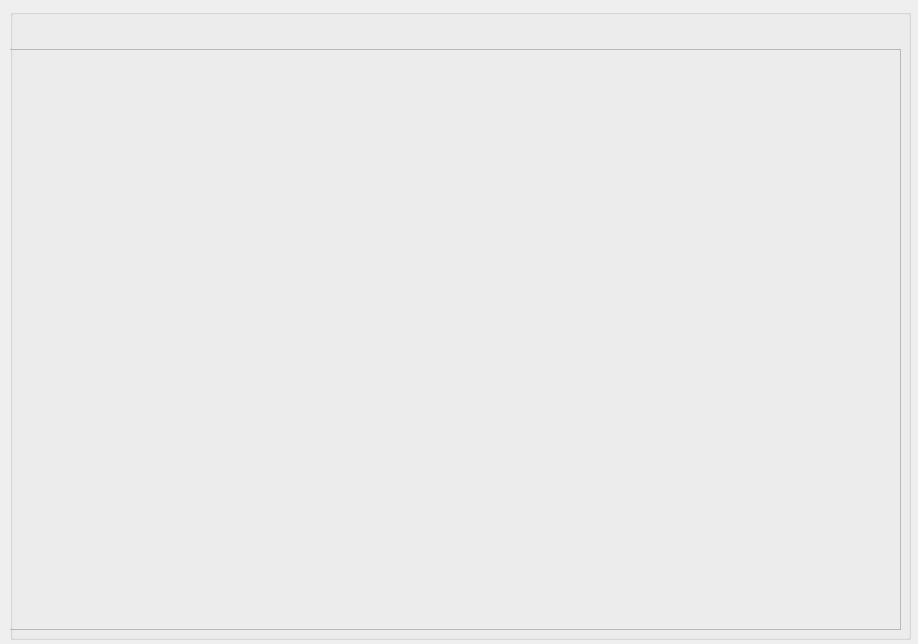
Qt form stockchart.ui (steven938/Raspi-Widget) before a commit.
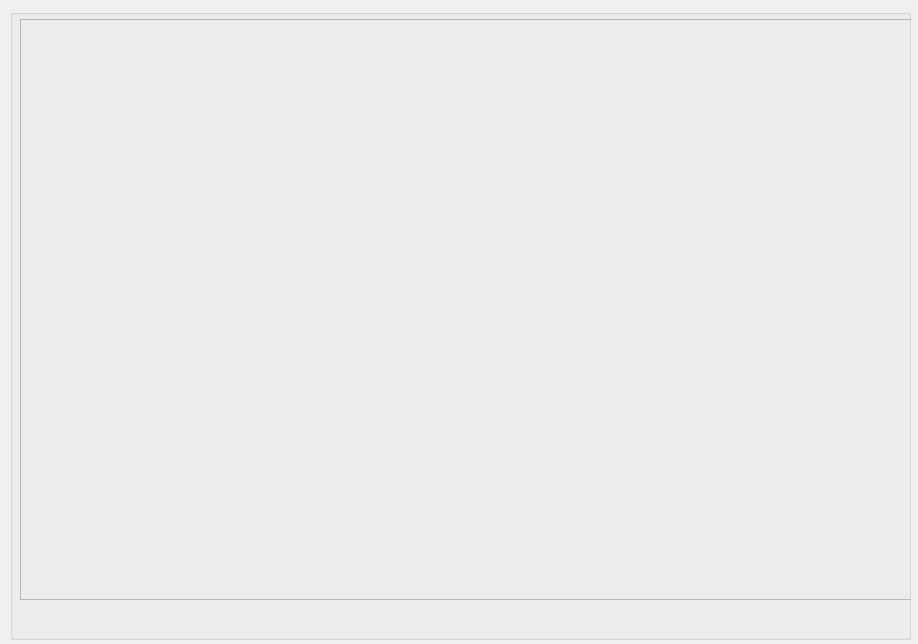
The same form after that commit.

The edit to the form file:
```diff
--- a/stockchart.ui
+++ b/stockchart.ui
@@ -28,8 +28,8 @@
    <widget class="QFrame" name="chartFrame">
     <property name="geometry">
      <rect>
-      <x>-10</x>
-      <y>40</y>
+      <x>10</x>
+      <y>10</y>
       <width>901</width>
       <height>581</height>
      </rect>
```
